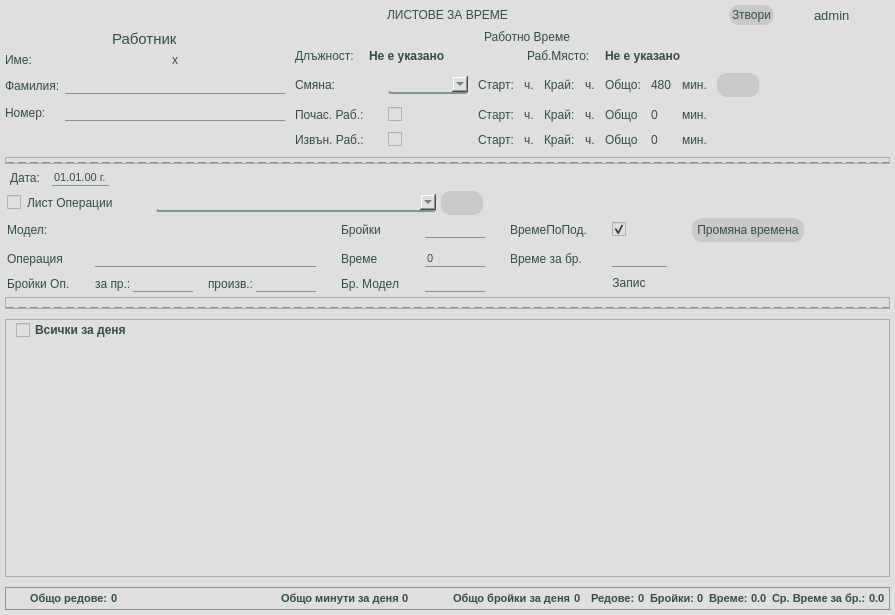
Qt form app/ui/widgets/customTimePapersWidget.ui (DevilPhp/WorkSalary.v01) before a commit.
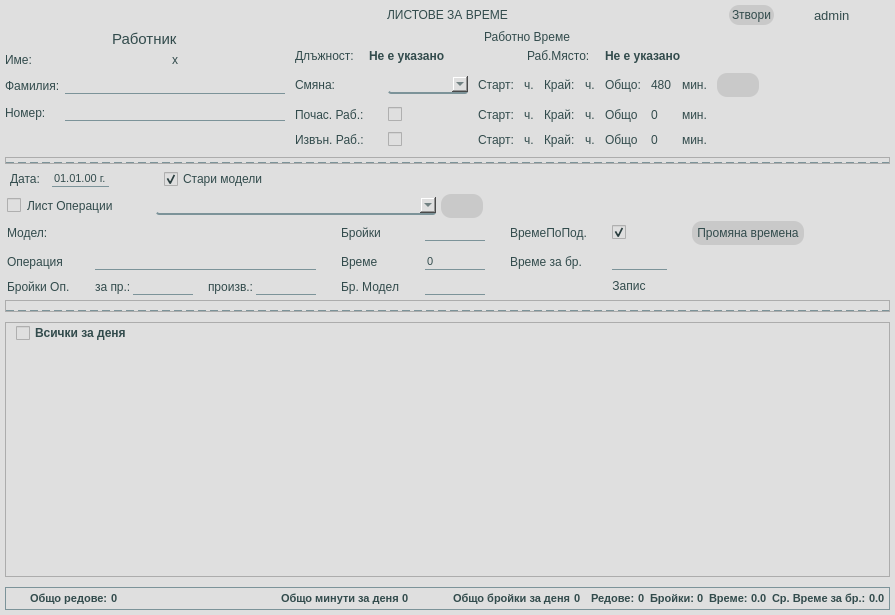
The same form after that commit. Icons and pictures are not drawn.

```diff
--- a/app/ui/widgets/customTimePapersWidget.ui
+++ b/app/ui/widgets/customTimePapersWidget.ui
@@ -1251,9 +1251,15 @@
          </item>
          <item alignment="Qt::AlignLeft">
           <widget class="QWidget" name="widget_5" native="true">
+           <property name="minimumSize">
+            <size>
+             <width>0</width>
+             <height>0</height>
+            </size>
+           </property>
            <layout class="QHBoxLayout" name="horizontalLayout_29">
             <property name="spacing">
-             <number>30</number>
+             <number>15</number>
             </property>
             <property name="leftMargin">
              <number>0</number>
@@ -1313,7 +1319,7 @@
                    <second>0</second>
                    <year>1990</year>
                    <month>8</month>
-                   <day>25</day>
+                   <day>24</day>
                   </datetime>
                  </property>
                  <property name="displayFormat">
@@ -1349,6 +1355,37 @@
               </layout>
              </widget>
             </item>
+            <item>
+             <widget class="QWidget" name="widget_28" native="true">
+              <layout class="QHBoxLayout" name="horizontalLayout_39">
+               <property name="spacing">
+                <number>0</number>
+               </property>
+               <property name="leftMargin">
+                <number>0</number>
+               </property>
+               <property name="topMargin">
+                <number>0</number>
+               </property>
+               <property name="rightMargin">
+                <number>0</number>
+               </property>
+               <property name="bottomMargin">
+                <number>0</number>
+               </property>
+               <item>
+                <widget class="QCheckBox" name="oldModelsCheckBox">
+                 <property name="text">
+                  <string>Стари модели</string>
+                 </property>
+                 <property name="checked">
+                  <bool>true</bool>
+                 </property>
+                </widget>
+               </item>
+              </layout>
+             </widget>
+            </item>
            </layout>
           </widget>
          </item>
@@ -1883,7 +1920,7 @@
         <x>0</x>
         <y>0</y>
         <width>883</width>
-        <height>225</height>
+        <height>223</height>
        </rect>
       </property>
       <layout class="QVBoxLayout" name="verticalLayout_12">
```
